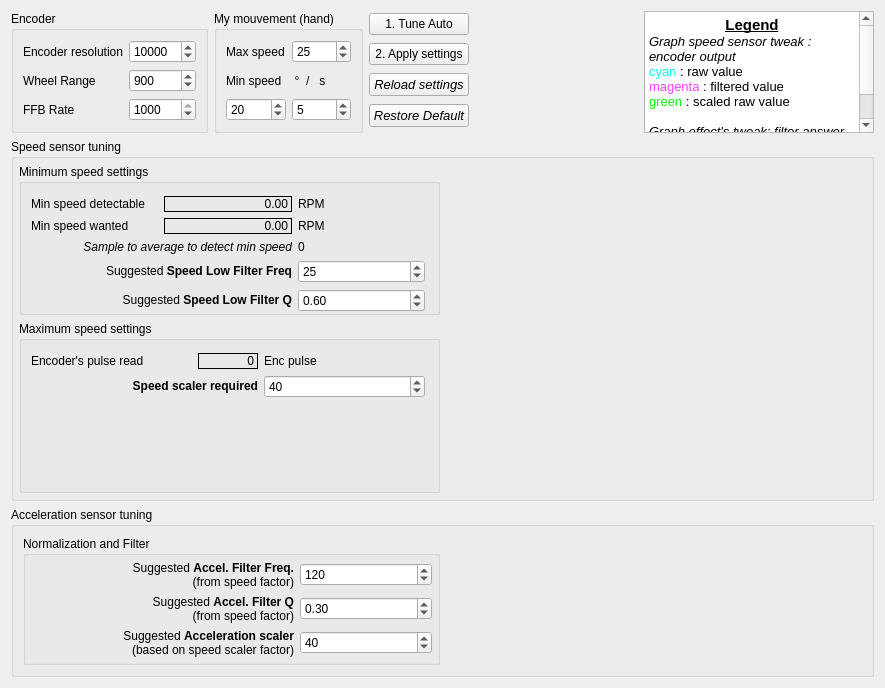
This is res/encoder_tune.ui in Ultrawipf/OpenFFBoard-configurator as Qt 5 draws it before an edit. The edited form follows.
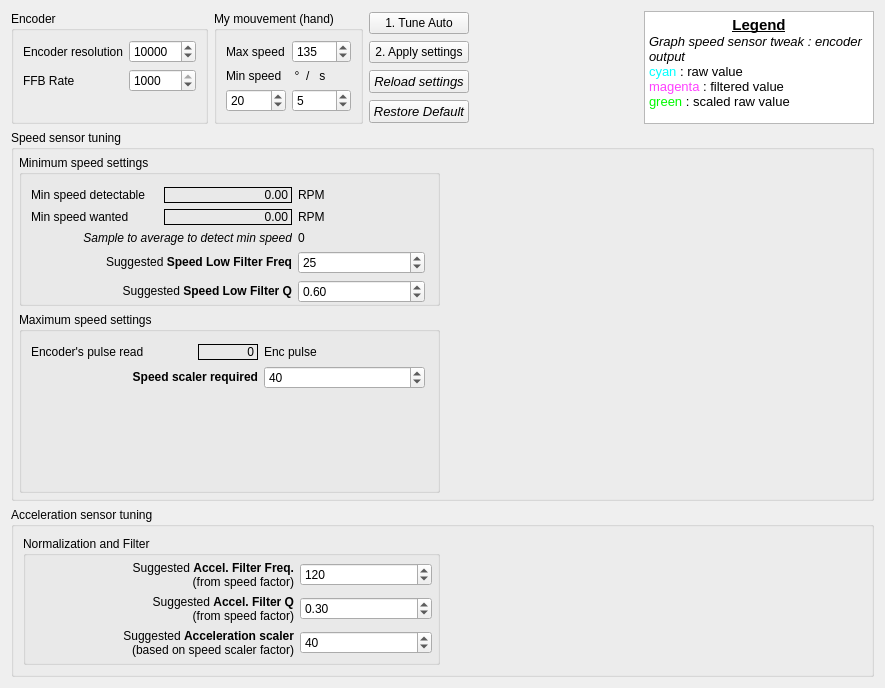
This is the edited form. Custom widgets are drawn as their Qt base class.

Commit message: Fix the scaler issue.

What changed in the file:
```diff
--- a/res/encoder_tune.ui
+++ b/res/encoder_tune.ui
@@ -31,7 +31,7 @@
   <property name="windowTitle">
    <string>DFU Mode</string>
   </property>
-  <layout class="QGridLayout" name="gridLayout_2" rowstretch="0,0,0,0,0,0">
+  <layout class="QGridLayout" name="gridLayout_2" rowstretch="0,0,0,0">
    <item row="0" column="0">
     <widget class="QGroupBox" name="groupbox_controls">
      <property name="title">
@@ -59,30 +59,13 @@
        </widget>
       </item>
       <item row="1" column="0">
-       <widget class="QLabel" name="label">
-        <property name="text">
-         <string>Wheel Range</string>
-        </property>
-       </widget>
-      </item>
-      <item row="1" column="1">
-       <widget class="QSpinBox" name="spinBox_whRange">
-        <property name="maximum">
-         <number>1080</number>
-        </property>
-        <property name="value">
-         <number>900</number>
-        </property>
-       </widget>
-      </item>
-      <item row="2" column="0">
        <widget class="QLabel" name="label_2">
         <property name="text">
          <string>FFB Rate</string>
         </property>
        </widget>
       </item>
-      <item row="2" column="1">
+      <item row="1" column="1">
        <widget class="QSpinBox" name="spinBox_ffbRate">
         <property name="maximum">
          <number>1000</number>
@@ -141,7 +124,7 @@
          <number>300</number>
         </property>
         <property name="value">
-         <number>25</number>
+         <number>135</number>
         </property>
        </widget>
       </item>
@@ -483,11 +466,7 @@
 &lt;p style=&quot; margin-top:0px; margin-bottom:0px; margin-left:0px; margin-right:0px; -qt-block-indent:0; text-indent:0px;&quot;&gt;&lt;span style=&quot; font-size:10pt; font-style:italic;&quot;&gt;Graph speed sensor tweak : encoder output&lt;/span&gt;&lt;/p&gt;
 &lt;p style=&quot; margin-top:0px; margin-bottom:0px; margin-left:0px; margin-right:0px; -qt-block-indent:0; text-indent:0px;&quot;&gt;&lt;span style=&quot; font-size:10pt; color:#00ffff;&quot;&gt;cyan&lt;/span&gt;&lt;span style=&quot; font-size:10pt; color:#0000ff;&quot;&gt; &lt;/span&gt;&lt;span style=&quot; font-size:10pt;&quot;&gt;: raw value&lt;/span&gt;&lt;/p&gt;
 &lt;p style=&quot; margin-top:0px; margin-bottom:0px; margin-left:0px; margin-right:0px; -qt-block-indent:0; text-indent:0px;&quot;&gt;&lt;span style=&quot; font-size:10pt; color:#ff40ff;&quot;&gt;magenta&lt;/span&gt;&lt;span style=&quot; font-size:10pt;&quot;&gt; : filtered value&lt;/span&gt;&lt;/p&gt;
-&lt;p style=&quot; margin-top:0px; margin-bottom:0px; margin-left:0px; margin-right:0px; -qt-block-indent:0; text-indent:0px;&quot;&gt;&lt;span style=&quot; font-size:10pt; color:#00f900;&quot;&gt;green&lt;/span&gt;&lt;span style=&quot; font-size:10pt;&quot;&gt; : scaled raw value&lt;/span&gt;&lt;/p&gt;
-&lt;p style=&quot;-qt-paragraph-type:empty; margin-top:0px; margin-bottom:0px; margin-left:0px; margin-right:0px; -qt-block-indent:0; text-indent:0px; font-size:10pt;&quot;&gt;&lt;br /&gt;&lt;/p&gt;
-&lt;p style=&quot; margin-top:0px; margin-bottom:0px; margin-left:0px; margin-right:0px; -qt-block-indent:0; text-indent:0px;&quot;&gt;&lt;span style=&quot; font-size:10pt; font-style:italic;&quot;&gt;Graph effect's tweak: filter answer&lt;/span&gt;&lt;/p&gt;
-&lt;p style=&quot; margin-top:0px; margin-bottom:0px; margin-left:0px; margin-right:0px; -qt-block-indent:0; text-indent:0px;&quot;&gt;&lt;span style=&quot; font-size:10pt; color:#ff3b30;&quot;&gt;red&lt;/span&gt;&lt;span style=&quot; font-size:10pt;&quot;&gt; : damper&lt;/span&gt;&lt;/p&gt;
-&lt;p style=&quot; margin-top:0px; margin-bottom:0px; margin-left:0px; margin-right:0px; -qt-block-indent:0; text-indent:0px;&quot;&gt;&lt;span style=&quot; font-size:10pt; color:#ffff00;&quot;&gt;yellow&lt;/span&gt;&lt;span style=&quot; font-size:10pt; color:#800000;&quot;&gt; &lt;/span&gt;&lt;span style=&quot; font-size:10pt;&quot;&gt;: friction&lt;/span&gt;&lt;/p&gt;&lt;/body&gt;&lt;/html&gt;</string>
+&lt;p style=&quot; margin-top:0px; margin-bottom:0px; margin-left:0px; margin-right:0px; -qt-block-indent:0; text-indent:0px;&quot;&gt;&lt;span style=&quot; font-size:10pt; color:#00f900;&quot;&gt;green&lt;/span&gt;&lt;span style=&quot; font-size:10pt;&quot;&gt; : scaled raw value&lt;/span&gt;&lt;/p&gt;&lt;/body&gt;&lt;/html&gt;</string>
      </property>
     </widget>
    </item>
```
Left out of the diff: 1 changed line with no effect on the pictures. The commit also changes 2 other files.
